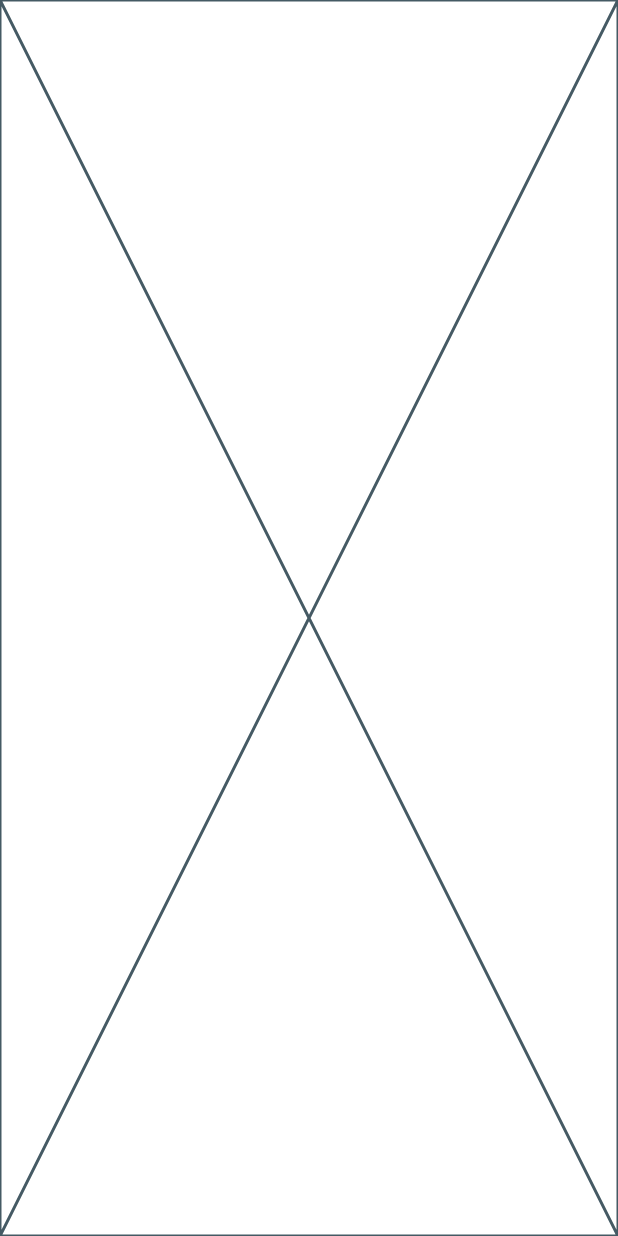
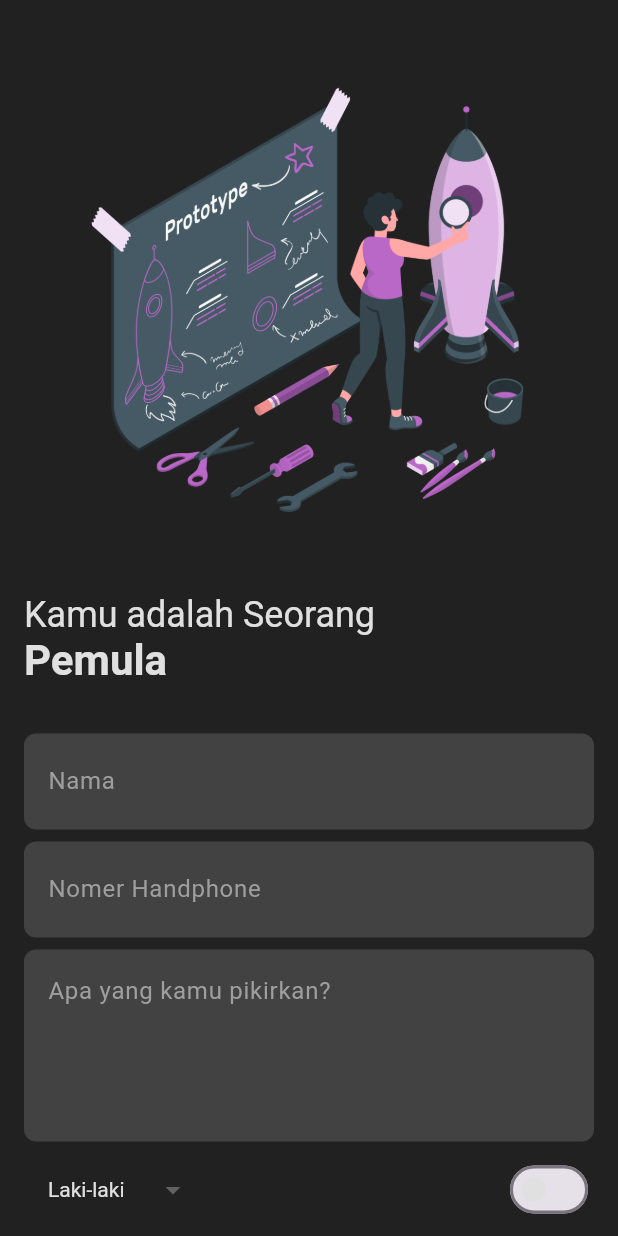
Before and after one commit to antonijulio/crud-gsheet, a Flutter app: the screen it shows after launch, on a phone screen of 412 x 824 dp. Run offline on Flutter 3.47's test engine with Material 3 defaults, Android fonts, the phone set to English and light mode, and no system bars; missing offline and left inert: gsheets; key blocks and very long unbroken strings in the code were emptied for the run.

```diff
--- /dev/null
+++ b/lib/components/my_dropdown.dart
@@ -0,0 +1,35 @@
+import 'package:flutter/material.dart';
+
+class MyDropdown extends StatelessWidget {
+  final String? value;
+  final List<DropdownMenuItem<String>>? items;
+  final void Function(String?)? onChanged;
+
+  const MyDropdown({
+    super.key,
+    required this.value,
+    required this.items,
+    required this.onChanged,
+  });
+
+  @override
+  Widget build(BuildContext context) {
+    return DropdownButton<String>(
+      value: value,
+      style: TextStyle(
+        color: Colors.grey.shade300,
+      ),
+      borderRadius: BorderRadius.circular(8),
+      padding: const EdgeInsets.symmetric(
+        vertical: 8,
+        horizontal: 16,
+      ),
+      underline: const SizedBox(),
+      dropdownColor: Colors.grey.shade900,
+      focusColor: Colors.grey.shade900,
+      elevation: 0,
+      items: items,
+      onChanged: onChanged,
+    );
+  }
+}
--- /dev/null
+++ b/lib/components/my_textfield.dart
@@ -0,0 +1,46 @@
+import 'package:flutter/material.dart';
+
+class MyTextField extends StatelessWidget {
+  final TextEditingController? controller;
+  final String hintText;
+  final int maxLines;
+  final TextInputType keyboadType;
+
+  const MyTextField({
+    super.key,
+    required this.controller,
+    required this.hintText,
+    this.maxLines = 1,
+    this.keyboadType = TextInputType.none,
+  });
+
+  @override
+  Widget build(BuildContext context) {
+    return Container(
+      padding: const EdgeInsets.symmetric(
+        vertical: 8,
+        horizontal: 16,
+      ),
+      decoration: BoxDecoration(
+        color: Colors.grey.shade800,
+        borderRadius: BorderRadius.circular(8),
+      ),
+      child: TextField(
+        controller: controller,
+        cursorColor: Colors.grey.shade500,
+        maxLines: maxLines,
+        keyboardType: keyboadType,
+        style: TextStyle(
+          color: Colors.grey.shade300,
+        ),
+        decoration: InputDecoration(
+          hintText: hintText,
+          border: InputBorder.none,
+          hintStyle: TextStyle(
+            color: Colors.grey.shade500,
+          ),
+        ),
+      ),
+    );
+  }
+}
--- a/lib/main.dart
+++ b/lib/main.dart
@@ -1,5 +1,7 @@
 import 'package:flutter/material.dart';
-import 'package:user_data/pages/home_page.dart';
+import 'package:provider/provider.dart';
+import 'package:user_data/pages/home/home_page.dart';
+import 'package:user_data/pages/home/submit_provider.dart';
 import 'package:user_data/service/gsheets_service.dart';
 
 void main() async {
@@ -15,9 +17,16 @@ class MainApp extends StatelessWidget {
 
   @override
   Widget build(BuildContext context) {
-    return const MaterialApp(
-      debugShowCheckedModeBanner: false,
-      home: HomePage(),
+    return MultiProvider(
+      providers: [
+        ChangeNotifierProvider(
+          create: (_) => SubmitProvider(),
+        )
+      ],
+      child: const MaterialApp(
+        debugShowCheckedModeBanner: false,
+        home: HomePage(),
+      ),
     );
   }
 }
--- /dev/null
+++ b/lib/models/user.dart
@@ -0,0 +1,44 @@
+class UserHeader {
+  static const String id = 'id';
+  static const String name = 'name';
+  static const String phone = 'phone';
+  static const String gender = 'gender';
+  static const String description = 'description';
+  static const String isBeginer = 'isBeginer';
+
+  static List<String> getHeader() => [
+        id,
+        name,
+        phone,
+        gender,
+        description,
+        isBeginer,
+      ];
+}
+
+class UserFields {
+  final int? id;
+  final String name;
+  final String phone;
+  final String gender;
+  final String description;
+  final bool isBeginer;
+
+  UserFields({
+    this.id,
+    required this.name,
+    required this.phone,
+    required this.gender,
+    required this.description,
+    required this.isBeginer,
+  });
+
+  Map<String, dynamic> toJson() => {
+        UserHeader.id: id,
+        UserHeader.name: name,
+        UserHeader.phone: phone,
+        UserHeader.gender: gender,
+        UserHeader.description: description,
+        UserHeader.isBeginer: isBeginer,
+      };
+}
--- /dev/null
+++ b/lib/pages/home/home_page.dart
@@ -0,0 +1,133 @@
+import 'package:flutter/material.dart';
+import 'package:provider/provider.dart';
+import 'package:user_data/components/my_button.dart';
+import 'package:user_data/components/my_dropdown.dart';
+import 'package:user_data/components/my_textfield.dart';
+import 'package:user_data/pages/home/submit_provider.dart';
+
+class HomePage extends StatelessWidget {
+  const HomePage({super.key});
+
+  @override
+  Widget build(BuildContext context) {
+    return Consumer<SubmitProvider>(
+      builder: (context, c, child) {
+        return Scaffold(
+          backgroundColor: Colors.grey.shade900,
+          body: SafeArea(
+            child: SingleChildScrollView(
+              child: Padding(
+                padding: const EdgeInsets.all(16),
+                child: Column(
+                  children: [
+                    Padding(
+                      padding: const EdgeInsets.all(32),
+                      child: Image.asset(
+                        'assets/ill.png',
+                        fit: BoxFit.contain,
+                      ),
+                    ),
+                    // status
+                    Padding(
+                      padding: EdgeInsets.only(
+                        right: MediaQuery.of(context).size.width / 4,
+                      ),
+                      child: RichText(
+                        text: TextSpan(
+                          text: 'Kamu adalah Seorang  ',
+                          style: TextStyle(
+                            color: Colors.grey.shade300,
+                            fontSize: 24,
+                          ),
+                          children: [
+                            TextSpan(
+                              text: c.isBeginer == true ? 'Sepuh' : 'Pemula',
+                              style: TextStyle(
+                                fontWeight: FontWeight.bold,
+                                color: Colors.grey.shade300,
+                                fontSize: 28,
+                              ),
+                            ),
+                          ],
+                        ),
+                      ),
+                    ),
+                    const SizedBox(height: 32),
+
+                    // input nama
+                    MyTextField(
+                      controller: c.nameController,
+                      hintText: 'Nama',
+                      keyboadType: TextInputType.name,
+                    ),
+                    const SizedBox(height: 8),
+
+                    // input nomer hp
+                    MyTextField(
+                      controller: c.phoneController,
+                      hintText: 'Nomer Handphone',
+                      keyboadType: TextInputType.phone,
+                    ),
+                    const SizedBox(height: 8),
+
+                    // apa yang kamu pikirkan?
+                    MyTextField(
+                      controller: c.descController,
+                      hintText: 'Apa yang kamu pikirkan?',
+                      keyboadType: TextInputType.multiline,
+                      maxLines: 4,
+                    ),
+
+                    Row(
+                      mainAxisAlignment: MainAxisAlignment.spaceBetween,
+                      children: [
+                        // pilih gender
+                        Flexible(
+                          child: MyDropdown(
+                            value: c.selectedGender,
+                            items: c.genders.map((String gender) {
+                              return DropdownMenuItem<String>(
+                                value: gender,
+                                child: Text(gender),
+                              );
+                            }).toList(),
+                            onChanged: (String? value) {
+                              c.selectedGender = value!;
+                            },
+                          ),
+                        ),
+
+                        // is Beginer
+                        Flexible(
+                          child: Switch(
+                            value: c.isBeginer,
+                            activeColor: Colors.grey.shade300,
+                            inactiveThumbColor: Colors.grey.shade300,
+                            onChanged: (value) {
+                              c.isBeginer = value;
+                            },
+                          ),
+                        ),
+                      ],
+                    ),
+                    const SizedBox(height: 24),
+
+                    // button submit
+                    c.isLoading == false
+                        ? MyButton(
+                            label: 'Kirim',
+                            onPressed: () => c.insert(context),
+                          )
+                        : CircularProgressIndicator(
+                            color: Colors.purple.shade800,
+                          ),
+                  ],
+                ),
+              ),
+            ),
+          ),
+        );
+      },
+    );
+  }
+}
--- a/lib/pages/home_page.dart
+++ /dev/null
@@ -1,15 +0,0 @@
-import 'package:flutter/material.dart';
-
-class HomePage extends StatefulWidget {
-  const HomePage({super.key});
-
-  @override
-  State<HomePage> createState() => _HomePageState();
-}
-
-class _HomePageState extends State<HomePage> {
-  @override
-  Widget build(BuildContext context) {
-    return const Placeholder();
-  }
-}
```
Also changed, not shown: lib/components/my_bottom_dialog.dart (added, +59 -0 lines), lib/components/my_button.dart (added, +40 -0 lines), lib/models/user_header.dart (deleted, +0 -9 lines), lib/pages/home/submit_provider.dart (added, +139 -0 lines), lib/service/gsheets_service.dart (+9 -1 lines), pubspec.yaml (+6 -2 lines), assets/add.png (added), assets/ill.png (added), pubspec.lock.
